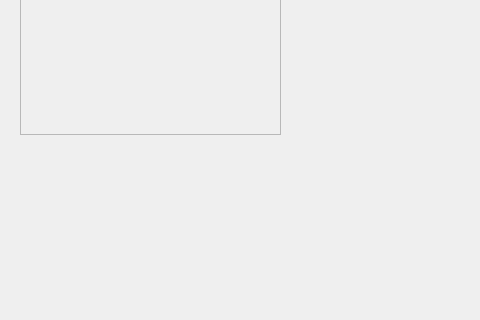
First picture: the form in src/WhiskerToolbox/ML_Widget/ML_Widget.ui, repository paulmthompson/WhiskerToolbox, before the edit; both pictures show x 0 to 480 and y 366 to 686 of the 632 by 686 pixel window.
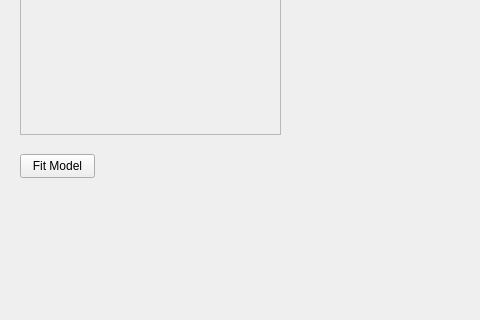
Second picture: the form after the edit. Custom widgets are drawn as their Qt base class.

Commit message: add button to generate armadillo training array

```diff
--- a/src/WhiskerToolbox/ML_Widget/ML_Widget.ui
+++ b/src/WhiskerToolbox/ML_Widget/ML_Widget.ui
@@ -137,6 +137,19 @@
      <string>Model Select</string>
     </property>
    </widget>
+   <widget class="QPushButton" name="fit_button">
+    <property name="geometry">
+     <rect>
+      <x>20</x>
+      <y>520</y>
+      <width>75</width>
+      <height>24</height>
+     </rect>
+    </property>
+    <property name="text">
+     <string>Fit Model</string>
+    </property>
+   </widget>
   </widget>
   <widget class="QMenuBar" name="menubar">
    <property name="geometry">
```
The commit also changes 2 other files.
